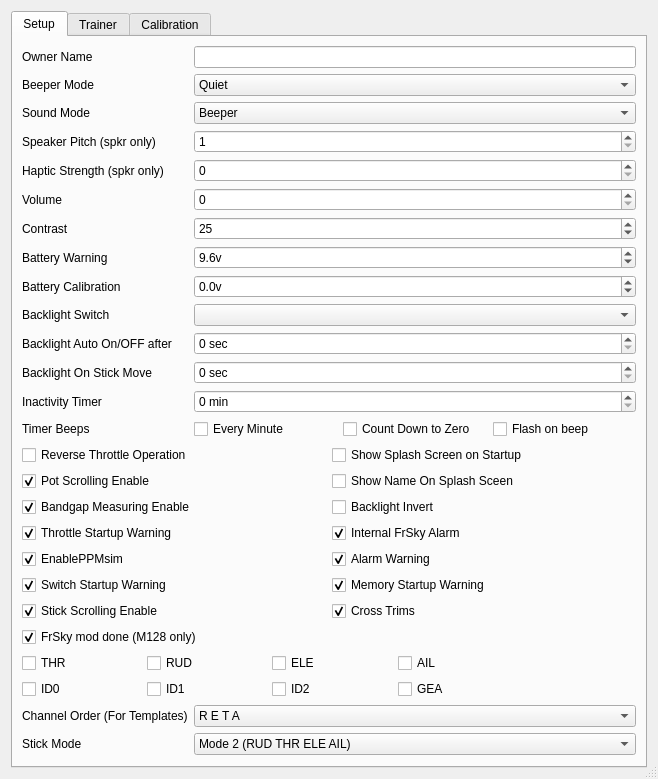
First picture: the form in src/generaledit.ui, repository xhorizont/eepe, before the edit.
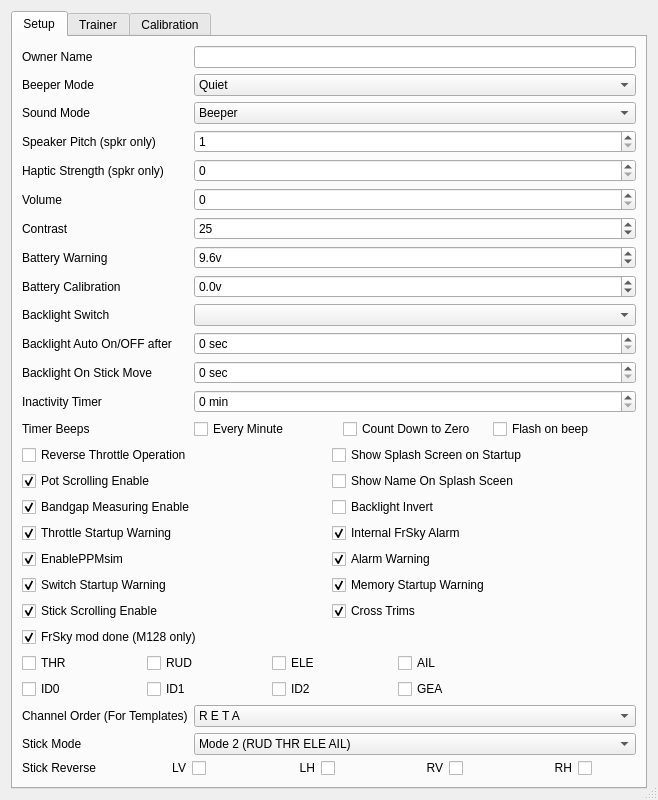
Second picture: the form after the edit. Icons and pictures are not drawn.

The edit to the form file:
```diff
--- a/src/generaledit.ui
+++ b/src/generaledit.ui
@@ -1104,6 +1104,134 @@
          </item>
         </widget>
        </item>
+       <item row="17" column="0" colspan="2">
+        <layout class="QHBoxLayout" name="horizontalLayout_2">
+         <item>
+          <widget class="QLabel" name="label_29">
+           <property name="sizePolicy">
+            <sizepolicy hsizetype="Preferred" vsizetype="Fixed">
+             <horstretch>0</horstretch>
+             <verstretch>0</verstretch>
+            </sizepolicy>
+           </property>
+           <property name="minimumSize">
+            <size>
+             <width>100</width>
+             <height>0</height>
+            </size>
+           </property>
+           <property name="text">
+            <string>Stick Reverse</string>
+           </property>
+          </widget>
+         </item>
+         <item>
+          <widget class="QLabel" name="label_30">
+           <property name="sizePolicy">
+            <sizepolicy hsizetype="Preferred" vsizetype="Fixed">
+             <horstretch>0</horstretch>
+             <verstretch>0</verstretch>
+            </sizepolicy>
+           </property>
+           <property name="text">
+            <string>LV</string>
+           </property>
+           <property name="alignment">
+            <set>Qt::AlignRight|Qt::AlignTrailing|Qt::AlignVCenter</set>
+           </property>
+          </widget>
+         </item>
+         <item>
+          <widget class="QCheckBox" name="StickRevLV">
+           <property name="text">
+            <string/>
+           </property>
+          </widget>
+         </item>
+         <item>
+          <widget class="QLabel" name="label_35">
+           <property name="sizePolicy">
+            <sizepolicy hsizetype="Preferred" vsizetype="Fixed">
+             <horstretch>0</horstretch>
+             <verstretch>0</verstretch>
+            </sizepolicy>
+           </property>
+           <property name="text">
+            <string>LH</string>
+           </property>
+           <property name="alignment">
+            <set>Qt::AlignRight|Qt::AlignTrailing|Qt::AlignVCenter</set>
+           </property>
+          </widget>
+         </item>
+         <item>
+          <widget class="QCheckBox" name="StickRevLH">
+           <property name="text">
+            <string/>
+           </property>
+          </widget>
+         </item>
+         <item>
+          <widget class="QLabel" name="label_39">
+           <property name="sizePolicy">
+            <sizepolicy hsizetype="Preferred" vsizetype="Fixed">
+             <horstretch>0</horstretch>
+             <verstretch>0</verstretch>
+            </sizepolicy>
+           </property>
+           <property name="text">
+            <string>RV</string>
+           </property>
+           <property name="alignment">
+            <set>Qt::AlignRight|Qt::AlignTrailing|Qt::AlignVCenter</set>
+           </property>
+          </widget>
+         </item>
+         <item>
+          <widget class="QCheckBox" name="StickRevRV">
+           <property name="text">
+            <string/>
+           </property>
+          </widget>
+         </item>
+         <item>
+          <widget class="QLabel" name="label_40">
+           <property name="sizePolicy">
+            <sizepolicy hsizetype="Preferred" vsizetype="Fixed">
+             <horstretch>0</horstretch>
+             <verstretch>0</verstretch>
+            </sizepolicy>
+           </property>
+           <property name="text">
+            <string>RH</string>
+           </property>
+           <property name="alignment">
+            <set>Qt::AlignRight|Qt::AlignTrailing|Qt::AlignVCenter</set>
+           </property>
+          </widget>
+         </item>
+         <item>
+          <widget class="QCheckBox" name="StickRevRH">
+           <property name="text">
+            <string/>
+           </property>
+          </widget>
+         </item>
+        </layout>
+       </item>
+       <item row="18" column="0" colspan="2">
+        <spacer name="verticalSpacer_2">
+         <property name="orientation">
+          <enum>Qt::Vertical</enum>
+         </property>
+         <property name="sizeHint" stdset="0">
+          <size>
+           <width>20</width>
+           <height>40</height>
+          </size>
+         </property>
+        </spacer>
+       </item>
       </layout>
      </widget>
      <widget class="QWidget" name="tab">
```
